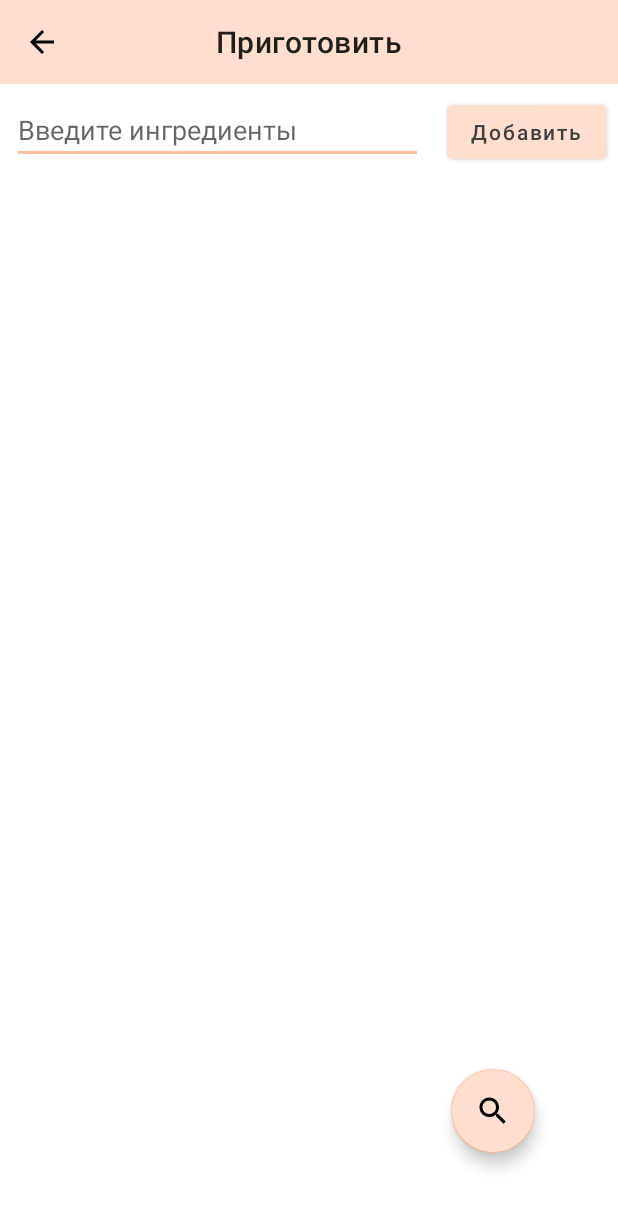
After one commit to liiceberg/team8-project-summer-lab-2024, an Android app: the fragment IngredientsListFragment shown on its own in the app's theme, on a phone screen of 412 x 824 dp. The commit adds this screen. Shown: the top 1208 px of the screen. Run offline under Robolectric (Android 15) with nearby library versions, the phone set to English and light mode, and no system bars.

Commit message:
fragment_ingredients_list added fragment_recipe_list added item_recipe added

```diff
--- /dev/null
+++ b/app/src/main/java/ru/kpfu/itis/summerlab/team8/cookup/IngredientsListFragment.kt
@@ -0,0 +1,58 @@
+package ru.kpfu.itis.summerlab.team8.cookup
+
+import android.os.Bundle
+import androidx.fragment.app.Fragment
+import android.view.LayoutInflater
+import android.view.View
+import android.view.ViewGroup
+
+// TODO: Rename parameter arguments, choose names that match
+// the fragment initialization parameters, e.g. ARG_ITEM_NUMBER
+private const val ARG_PARAM1 = "param1"
+private const val ARG_PARAM2 = "param2"
+
+/**
+ * A simple [Fragment] subclass.
+ * Use the [IngredientsListFragment.newInstance] factory method to
+ * create an instance of this fragment.
+ */
+class IngredientsListFragment : Fragment() {
+    private var param1: String? = null
+    private var param2: String? = null
+
+    override fun onCreate(savedInstanceState: Bundle?) {
+        super.onCreate(savedInstanceState)
+        arguments?.let {
+            param1 = it.getString(ARG_PARAM1)
+            param2 = it.getString(ARG_PARAM2)
+        }
+    }
+
+    override fun onCreateView(
+        inflater: LayoutInflater, container: ViewGroup?,
+        savedInstanceState: Bundle?
+    ): View? {
+        // Inflate the layout for this fragment
+        return inflater.inflate(R.layout.fragment_ingredients_list, container, false)
+    }
+
+    companion object {
+        /**
+         * Use this factory method to create a new instance of
+         * this fragment using the provided parameters.
+         *
+         * @param param1 Parameter 1.
+         * @param param2 Parameter 2.
+         * @return A new instance of fragment CookingListFragment.
+         */
+        // TODO: Rename and change types and number of parameters
+        @JvmStatic
+        fun newInstance(param1: String, param2: String) =
+            IngredientsListFragment().apply {
+                arguments = Bundle().apply {
+                    putString(ARG_PARAM1, param1)
+                    putString(ARG_PARAM2, param2)
+                }
+            }
+    }
+}
--- /dev/null
+++ b/app/src/main/res/drawable/add_circle_outline.xml
@@ -0,0 +1,5 @@
+<vector xmlns:android="http://schemas.android.com/apk/res/android" android:height="24dp" android:tint="#000000" android:viewportHeight="24" android:viewportWidth="24" android:width="24dp">
+
+    <path android:fillColor="@android:color/white" android:pathData="M13,7h-2v4L7,11v2h4v4h2v-4h4v-2h-4L13,7zM12,2C6.48,2 2,6.48 2,12s4.48,10 10,10 10,-4.48 10,-10S17.52,2 12,2zM12,20c-4.41,0 -8,-3.59 -8,-8s3.59,-8 8,-8 8,3.59 8,8 -3.59,8 -8,8z"/>
+
+</vector>
--- /dev/null
+++ b/app/src/main/res/drawable/ic_arrow_back.xml
@@ -0,0 +1,5 @@
+<vector xmlns:android="http://schemas.android.com/apk/res/android" android:autoMirrored="true" android:height="24dp" android:tint="#000000" android:viewportHeight="24" android:viewportWidth="24" android:width="24dp">
+
+    <path android:fillColor="@android:color/white" android:pathData="M20,11H7.83l5.59,-5.59L12,4l-8,8 8,8 1.41,-1.41L7.83,13H20v-2z"/>
+
+</vector>
--- /dev/null
+++ b/app/src/main/res/drawable/ic_search.xml
@@ -0,0 +1,5 @@
+<vector xmlns:android="http://schemas.android.com/apk/res/android" android:height="24dp" android:tint="#000000" android:viewportHeight="24" android:viewportWidth="24" android:width="24dp">
+
+    <path android:fillColor="@android:color/white" android:pathData="M15.5,14h-0.79l-0.28,-0.27C15.41,12.59 16,11.11 16,9.5 16,5.91 13.09,3 9.5,3S3,5.91 3,9.5 5.91,16 9.5,16c1.61,0 3.09,-0.59 4.23,-1.57l0.27,0.28v0.79l5,4.99L20.49,19l-4.99,-5zM9.5,14C7.01,14 5,11.99 5,9.5S7.01,5 9.5,5 14,7.01 14,9.5 11.99,14 9.5,14z"/>
+
+</vector>
--- /dev/null
+++ b/app/src/main/res/layout/fragment_ingredients_list.xml
@@ -0,0 +1,69 @@
+<?xml version="1.0" encoding="utf-8"?>
+<RelativeLayout xmlns:android="http://schemas.android.com/apk/res/android"
+    xmlns:app="http://schemas.android.com/apk/res-auto"
+    xmlns:tools="http://schemas.android.com/tools"
+    android:id="@+id/idIngridientsContainer"
+    android:layout_width="match_parent"
+    android:layout_height="match_parent"
+    android:orientation="vertical"
+    tools:context=".MainActivity">
+
+    <com.google.android.material.appbar.MaterialToolbar
+        android:id="@+id/top_app_bar_menu"
+        android:layout_width="match_parent"
+        android:layout_height="wrap_content"
+        android:background="@color/primary_color_cookup"
+        app:layout_constraintEnd_toEndOf="parent"
+        app:layout_constraintStart_toStartOf="parent"
+        app:layout_constraintTop_toTopOf="parent"
+        app:navigationIcon="@drawable/ic_arrow_back"
+        app:title="@string/cook"
+        app:titleCentered="true" />
+
+    <EditText
+        android:id="@+id/idEdtItemName"
+        android:layout_width="wrap_content"
+        android:layout_height="wrap_content"
+        android:layout_below="@+id/top_app_bar_menu"
+        android:layout_alignParentStart="true"
+        android:layout_margin="8dp"
+        android:layout_toStartOf="@id/idBtnAdd"
+        android:digits="qwertyuiopasdfghjklzxcvbnm"
+        android:hint="@string/input_ingredients"
+        android:inputType="text"
+        app:layout_constraintStart_toStartOf="parent"
+        app:layout_constraintTop_toBottomOf="@id/top_app_bar_menu" />
+
+    <Button
+        android:id="@+id/idBtnAdd"
+        android:layout_width="wrap_content"
+        android:layout_height="wrap_content"
+        android:layout_below="@+id/top_app_bar_menu"
+        android:layout_alignParentEnd="true"
+        android:layout_margin="8dp"
+        android:layout_marginTop="-56dp"
+        android:layout_marginEnd="296dp"
+        android:backgroundTint="@color/primary_color_cookup"
+        android:text="@string/add"
+        android:textAllCaps="false"
+        android:textColor="@color/dark_color_cookup" />
+
+    <ListView
+        android:id="@+id/idLVLanguages"
+        android:layout_width="match_parent"
+        android:layout_height="match_parent"
+        android:layout_below="@id/idEdtItemName" />
+
+    <com.google.android.material.floatingactionbutton.FloatingActionButton
+        android:id="@+id/fab"
+        android:layout_width="wrap_content"
+        android:layout_height="wrap_content"
+        android:layout_alignParentEnd="true"
+        android:layout_alignParentBottom="true"
+        android:layout_marginEnd="55dp"
+        android:layout_marginBottom="55dp"
+        android:backgroundTint="@color/primary_color_cookup"
+        android:contentDescription="@string/search_recipe"
+        android:src="@drawable/ic_search" />
+
+</RelativeLayout>
--- a/app/src/main/res/values/strings.xml
+++ b/app/src/main/res/values/strings.xml
@@ -1,3 +1,9 @@
 <resources>
     <string name="app_name">CookUp</string>
+
+    <string name="input_ingredients">Введите ингредиенты</string>
+    <string name="add">Добавить</string>
+    <string name="cook">Приготовить</string>
+    <string name="search_recipe">Найти рецепт</string>
+    <string name="recipes">Рецепты</string>
 </resources>
```
Also changed, not shown: app/src/main/res/drawable/heart_svgrepo_com.xml (added, +9 -0 lines), app/src/main/res/drawable/heart_svgrepo_com__1_.xml (added, +9 -0 lines), app/src/main/res/layout/fragment_recipe_list.xml (added, +30 -0 lines), app/src/main/res/layout/item_recipe.xml (added, +63 -0 lines).
